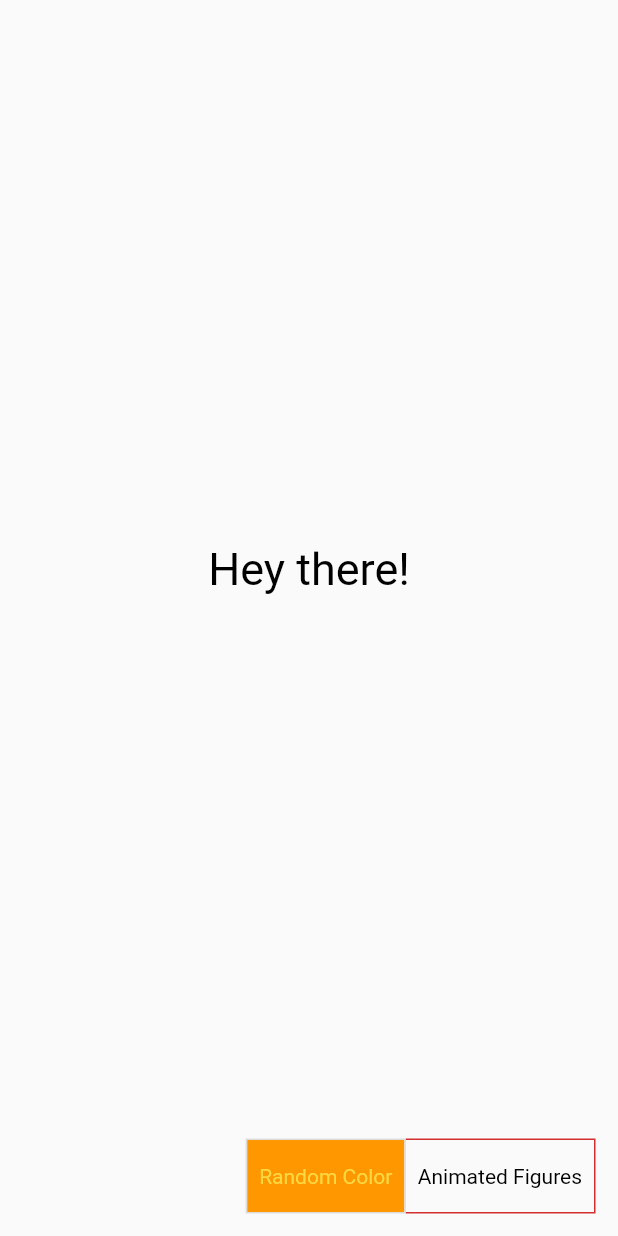
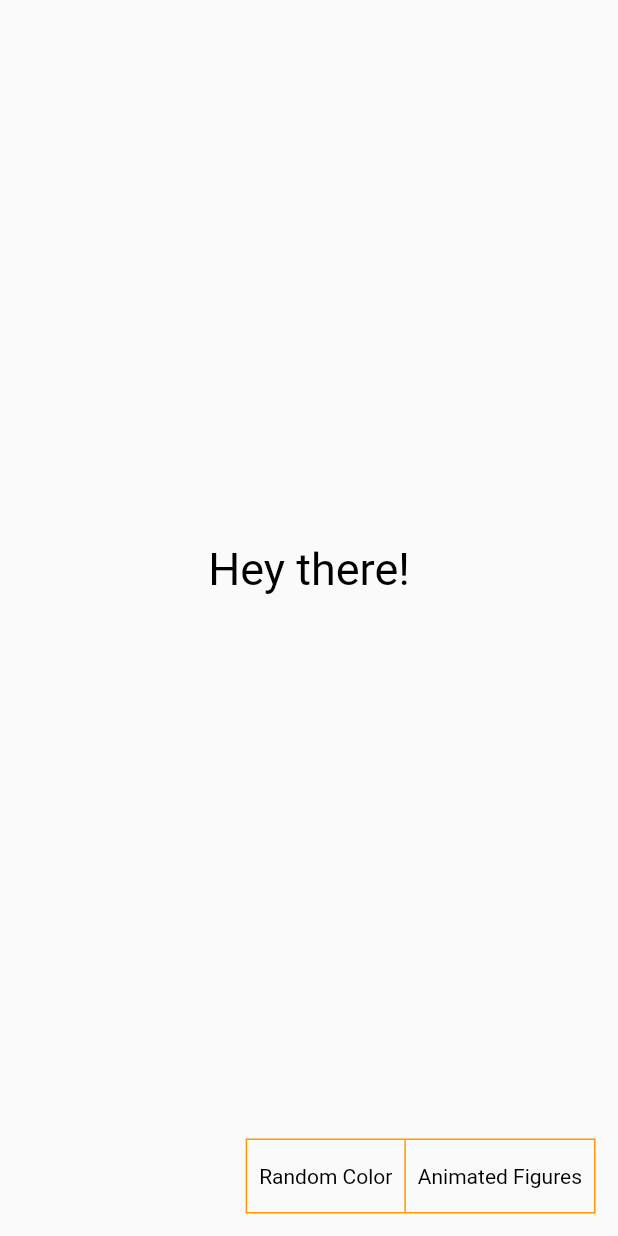
Before and after one commit to IvanovYevgen/flutter-color-changer, a Flutter app: the screen it shows after launch, after a tap on "Random Color", on a phone screen of 412 x 824 dp. Run offline on Flutter 3.47's test engine with Material 2 defaults, Android fonts, the phone set to English and light mode, and no system bars.

Commit message:
fixing of small errors

```diff
--- a/lib/color_changer.dart
+++ b/lib/color_changer.dart
@@ -20,8 +20,14 @@ class _ColorChangerState extends State<ColorChanger> {
 
   List<bool> _selections = List.generate(2, (_) => false);
 
+  @override
+  void initState() {
+    _selections = [true, false];
+    super.initState();
+  }
+
   void randomColorGenerator() {
-    if (_selections[0] == true) {
+    if (_mode == _generationMode.random) {
       setState(() {
         randomColorOfScreen = Color.fromARGB(
             255, random.nextInt(255), random.nextInt(255), random.nextInt(255));
@@ -55,8 +61,8 @@ class _ColorChangerState extends State<ColorChanger> {
                 child: Stack(alignment: Alignment.bottomRight, children: [
                   ToggleButtons(
                     color: Colors.black,
-                    borderColor: Colors.red[700],
-                    selectedColor: Colors.amberAccent,
+                    borderColor: Colors.orange,
+                    selectedColor: Colors.white,
                     disabledColor: Colors.grey,
                     fillColor: Colors.orange,
                     children: <Widget>[
@@ -75,7 +81,8 @@ class _ColorChangerState extends State<ColorChanger> {
                             buttonIndex < _selections.length;
                             buttonIndex++) {
                           if (buttonIndex == index) {
-                            _selections[buttonIndex] = true;
+                            _selections[buttonIndex] =
+                                !_selections[buttonIndex];
                             _mode = _generationMode.manual;
                           } else {
                             _selections[buttonIndex] = false;
```
